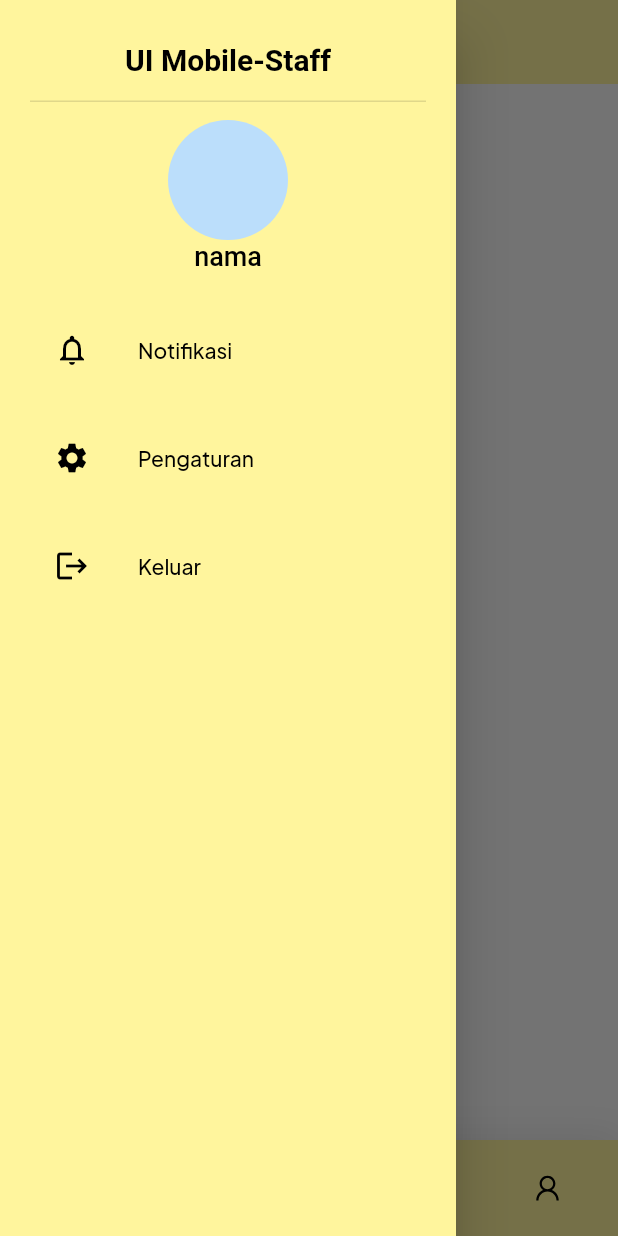
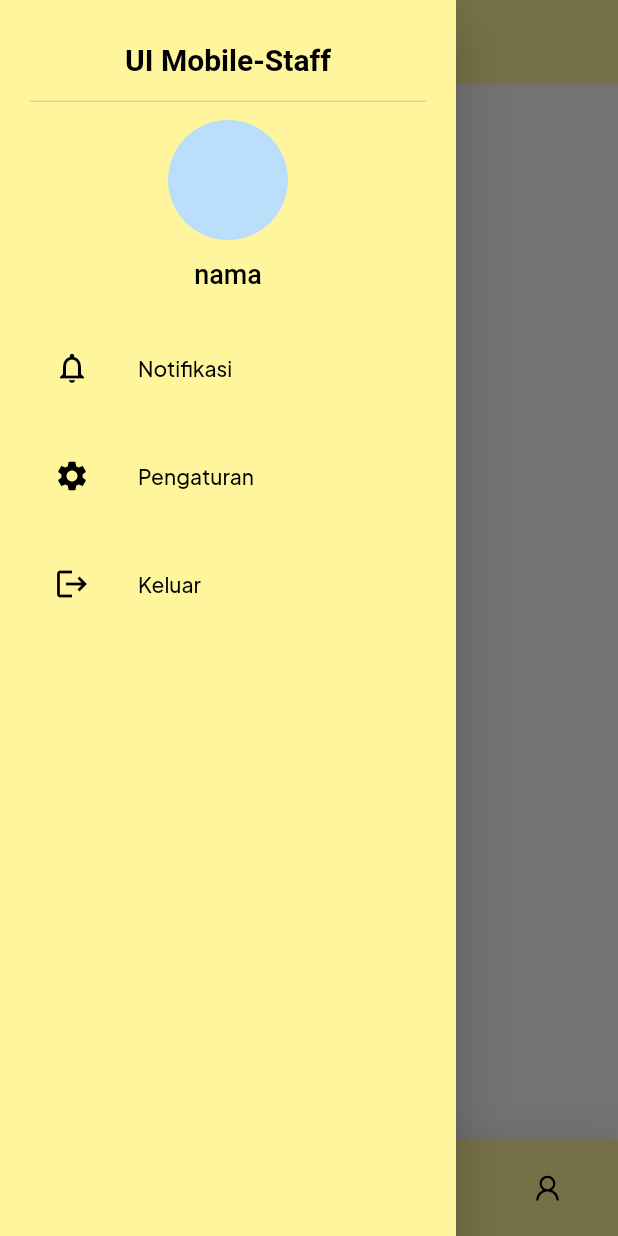
Before and after one commit to Magang-DSTI-BNI/uimobile, a Flutter app: the MainScreen screen opened directly, item 2 of the bottom bar chosen, with the side drawer open, on a phone screen of 412 x 824 dp. Run offline on Flutter 3.47's test engine with Material 2 defaults, Android fonts, the light colour scheme and no system bars; drawn by our look-alikes of google_nav_bar; our stand-ins replace line_icons, pull_to_refresh, shared_preferences, transparent_image; accounts and stored records are empty; network calls fail.

Commit message:
Update drawer.dart

```diff
--- a/lib/Screens/drawer.dart
+++ b/lib/Screens/drawer.dart
@@ -41,6 +41,7 @@ class AppDrawer extends StatelessWidget {
                   CircleAvatar(
                     radius: 40,
                   ),
+                  const SizedBox(height: 12,),
                   Text(
                     'nama',
                     style: TextStyle(
```
